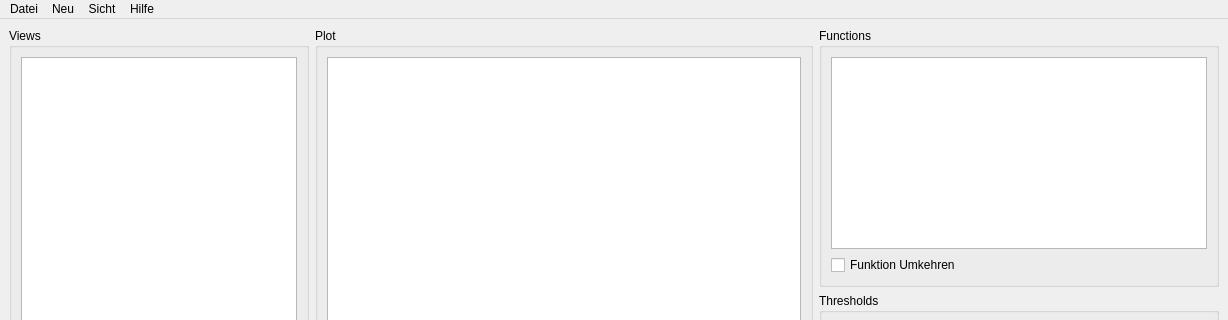
Before: the Qt Designer form Graphitty/mainview.ui in ultradr3mer/Graphitty, drawn with Qt 5; both pictures show x 0 to 1228 and y 0 to 320 of the 1228 by 684 pixel window.
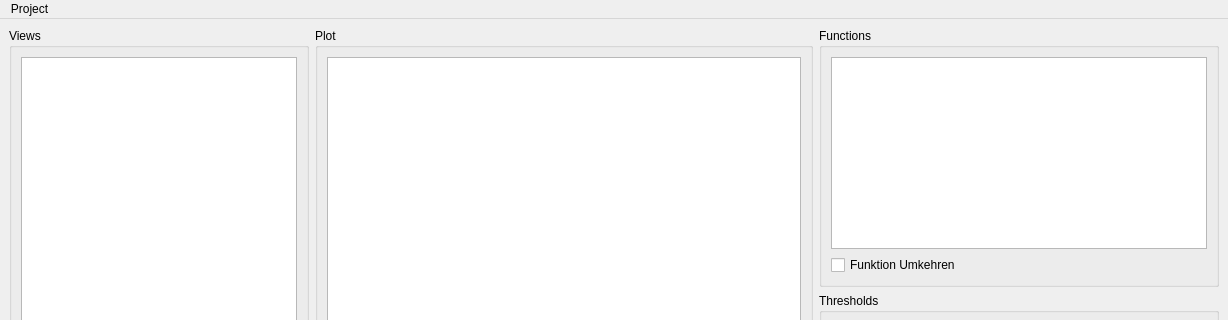
After: the same form once the commit is applied. Custom widgets are drawn as their Qt base class.

Commit message: added more menu logic

Diff of the .ui file:
```diff
--- a/Graphitty/mainview.ui
+++ b/Graphitty/mainview.ui
@@ -357,34 +357,16 @@
      <height>21</height>
     </rect>
    </property>
-   <widget class="QMenu" name="menutest">
+   <widget class="QMenu" name="menuFile">
     <property name="title">
-     <string>Datei</string>
+     <string>Project</string>
     </property>
     <addaction name="actionSpeichern"/>
     <addaction name="actionSpeichern_unter"/>
     <addaction name="separator"/>
     <addaction name="actionProjektmappe_schlie_en"/>
    </widget>
-   <widget class="QMenu" name="menuSicht">
-    <property name="title">
-     <string>Neu</string>
-    </property>
-   </widget>
-   <widget class="QMenu" name="menuSicht_2">
-    <property name="title">
-     <string>Sicht</string>
-    </property>
-   </widget>
-   <widget class="QMenu" name="menuHilfe">
-    <property name="title">
-     <string>Hilfe</string>
-    </property>
-   </widget>
-   <addaction name="menutest"/>
-   <addaction name="menuSicht"/>
-   <addaction name="menuSicht_2"/>
-   <addaction name="menuHilfe"/>
+   <addaction name="menuFile"/>
   </widget>
   <widget class="QStatusBar" name="statusbar"/>
   <action name="actionSpeichern">
```
Left out of the diff: 18 changed lines with no effect on the pictures. The commit also changes 6 other files.
